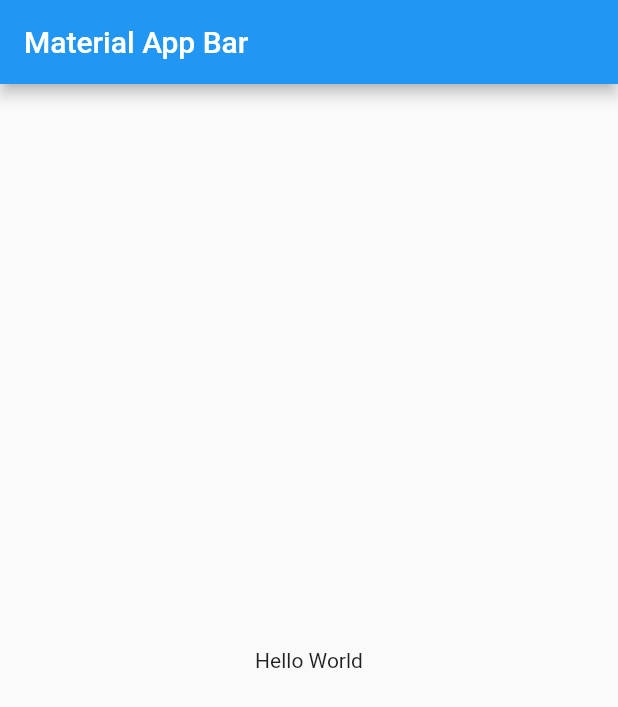
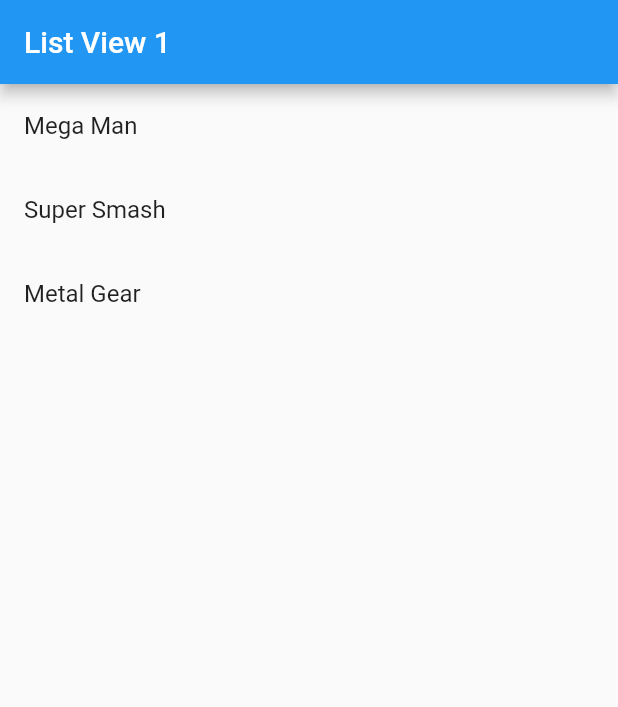
Before and after one commit to FrancoPagnotta/Flutter_Components, a Flutter app: the screen it shows after launch, on a phone screen of 412 x 824 dp. Shown: the top 707 px of the screen. Run offline on Flutter 3.47's test engine with Material 2 defaults, Android fonts, the phone set to English and light mode, and no system bars.

Commit message:
feat: create list view 1 screen widget

```diff
--- a/lib/main.dart
+++ b/lib/main.dart
@@ -1,3 +1,4 @@
+import 'package:components/screens/listview1_screen.dart';
 import 'package:flutter/material.dart';
 
 void main() => runApp(const MyApp());
@@ -7,17 +8,10 @@ class MyApp extends StatelessWidget {
 
   @override
   Widget build(BuildContext context) {
-    return MaterialApp(
+    return const MaterialApp(
       debugShowCheckedModeBanner: false,
       title: 'Material App',
-      home: Scaffold(
-        appBar: AppBar(
-          title: const Text('Material App Bar'),
-        ),
-        body: const Center(
-          child: Text('Hello World'),
-        ),
-      ),
+      home: ListView1Screen(),
     );
   }
 }
--- /dev/null
+++ b/lib/screens/listview1_screen.dart
@@ -0,0 +1,19 @@
+import 'package:flutter/material.dart';
+
+class ListView1Screen extends StatelessWidget {
+  final options = const ['Mega Man', 'Super Smash', 'Metal Gear'];
+
+  const ListView1Screen({Key? key}) : super(key: key);
+
+  @override
+  Widget build(BuildContext context) {
+    return Scaffold(
+      appBar: AppBar(
+        title: const Text('List View 1'),
+      ),
+      body: ListView(
+        children: [...options.map((option) => ListTile(title: Text(option)))],
+      ),
+    );
+  }
+}
```
